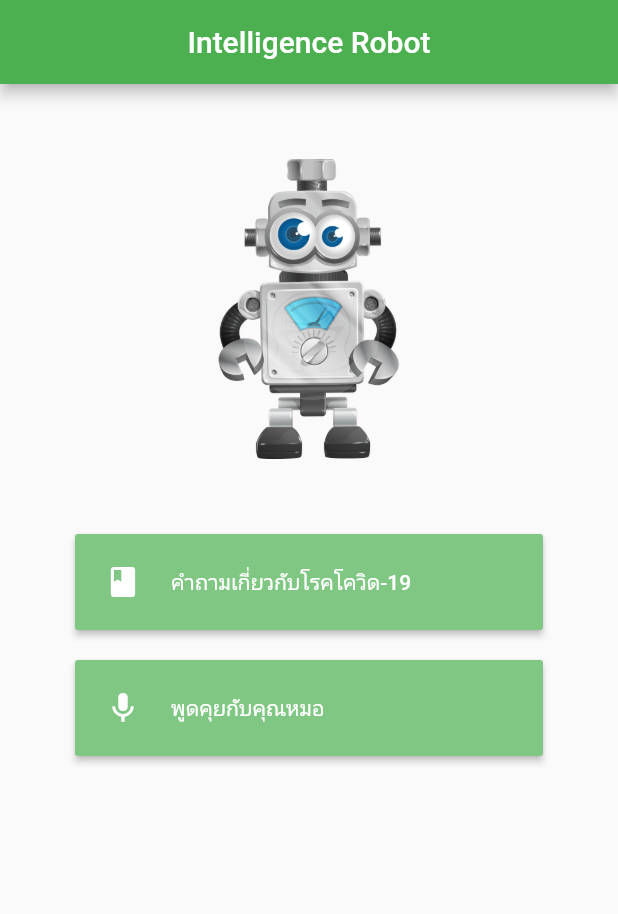
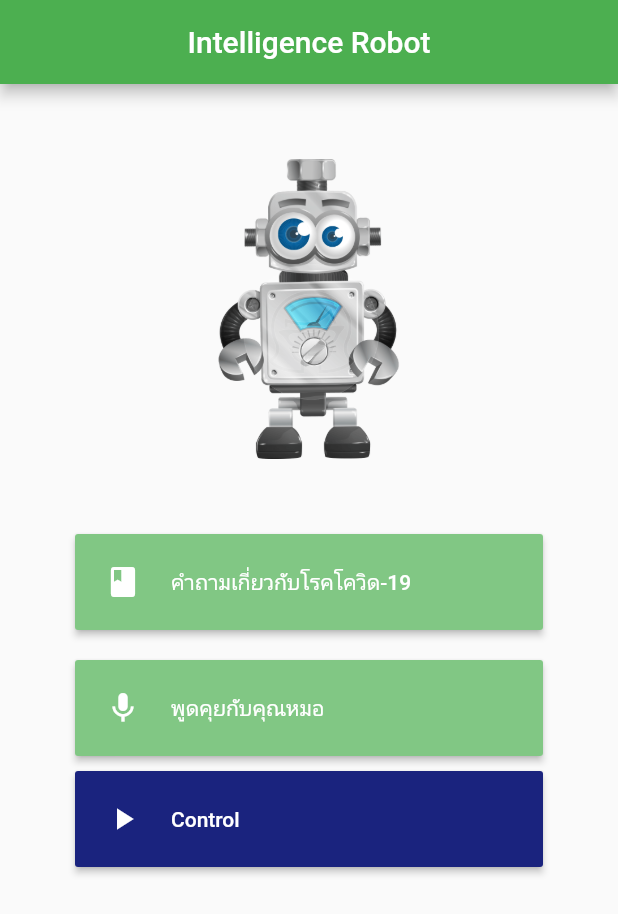
Before and after one commit to DR0PD0WN/Project_Intelligence_Robot, a Flutter app: the screen it shows after launch, on a phone screen of 412 x 824 dp. Shown: the top 914 px of the screen. Run offline on Flutter 3.47's test engine with Material 2 defaults, Android fonts, the phone set to English and light mode, and no system bars; our stand-ins replace flutter_blue, flutter_tts, speech_to_text; missing offline and left inert: flutter_dialogflow, hardware_buttons.

Commit message:
add controle

```diff
--- a/lib/pages/function.dart
+++ b/lib/pages/function.dart
@@ -90,7 +90,7 @@ class FunctionMenu extends StatelessWidget {
           SizedBox(
             height: sizeBox,
           ),
-          /*RaisedButton(
+          RaisedButton(
             padding: const EdgeInsets.symmetric(vertical: 20, horizontal: 20),
             color: Colors.indigo[900],
             child: Row(
@@ -109,7 +109,7 @@ class FunctionMenu extends StatelessWidget {
                   MaterialPageRoute(
                       builder: (context) => MaterialApp(home: ControlMenu())));
             },
-          ),*/
+          ),
         ],
       ),
     );
```
Also changed, not shown: pubspec.yaml (+8 -2 lines), pubspec.lock, 6 other files.
